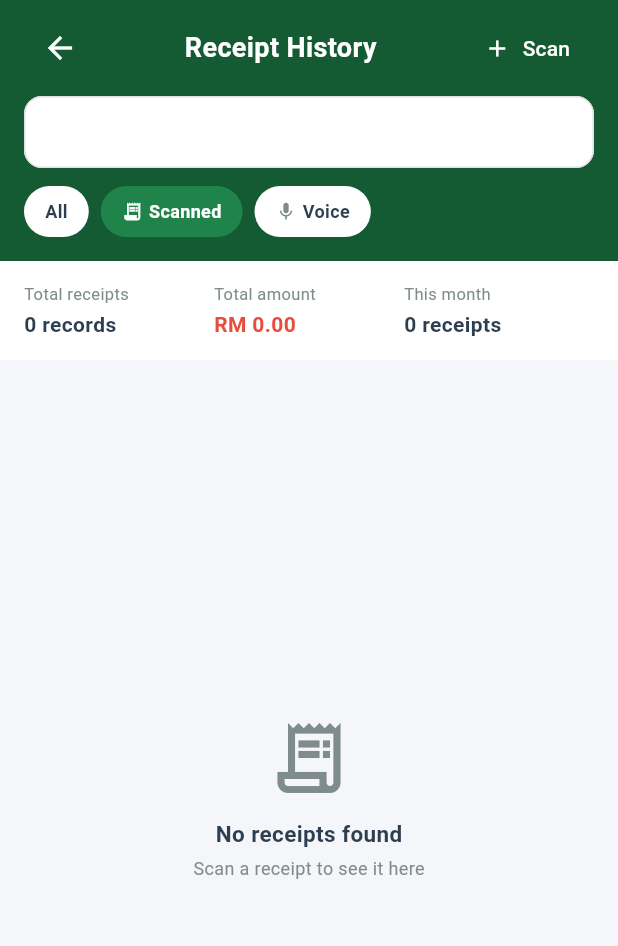
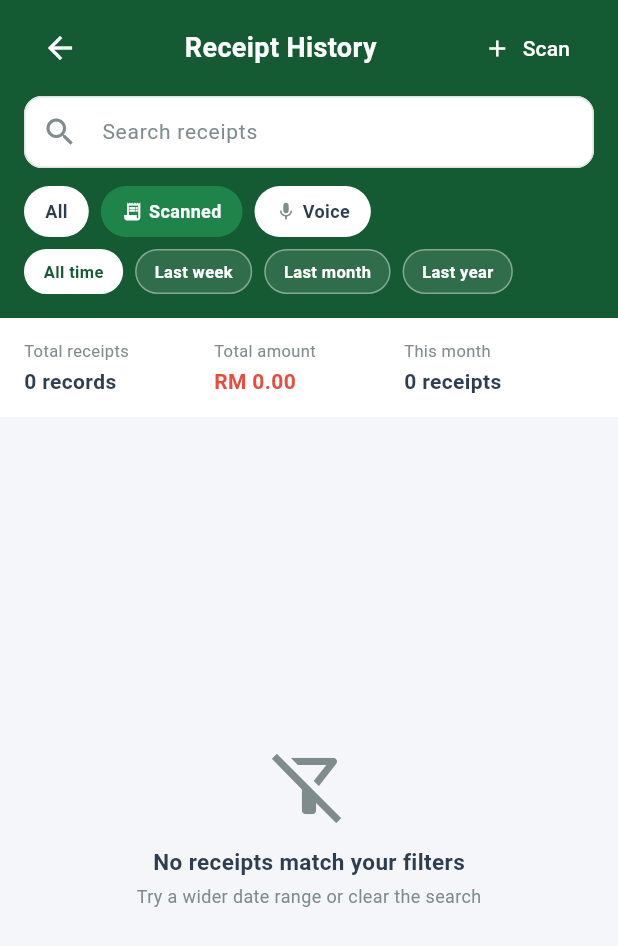
Before and after one commit to Wx926/Smartspend, a Flutter app: the ReceiptHistoryScreen screen opened directly, after a tap on "Scanned", on a phone screen of 412 x 824 dp. Shown: the top 946 px of the screen. Run offline on Flutter 3.47's test engine with Material 3 defaults, Android fonts, the phone set to English and light mode, and no system bars; our stand-ins replace file_picker, fl_chart, flutter_dotenv, flutter_local_notifications, flutter_tts, geolocator and 5 more; missing offline and left inert: flutter_background_service, pdfx, photo_manager, record; accounts and stored records are empty.

Commit message:
Fix invisible Receipt History search text; add date-range filter
- Search field: the translucent-white background rendered near-white on
  some devices, so the white input text was invisible while typing. Now a
  solid white field with dark text, plus a clear (x) button.
- New time-range chip row (All time / Last week / Last month / Last year),
  rolling windows, AND-combined with the existing source/category chip — so
  "Voice" + "Last month" works. Empty-state copy now distinguishes "no
  receipts at all" from "nothing matches your filters".

flutter analyze: no issues.

Co-Authored-By: Claude Sonnet 5 <noreply@anthropic.com>

```diff
--- a/lib/features/ocr/screens/receipt_history_screen.dart
+++ b/lib/features/ocr/screens/receipt_history_screen.dart
@@ -81,6 +81,16 @@ class _ReceiptHistoryScreenState extends State<ReceiptHistoryScreen> {
   final _searchCtrl = TextEditingController();
   String _search = '';
   String _filter = 'All';
+  String _range = 'All time';
+
+  // Rolling windows (not calendar months) so "Last month" is always exactly
+  // the last 30 days regardless of which day of the month it is.
+  static const _ranges = <String, Duration?>{
+    'All time': null,
+    'Last week': Duration(days: 7),
+    'Last month': Duration(days: 30),
+    'Last year': Duration(days: 365),
+  };
 
   @override
   void dispose() {
@@ -124,6 +134,11 @@ class _ReceiptHistoryScreenState extends State<ReceiptHistoryScreen> {
           .where((r) => categoryById[r.categoryId]?.name == _filter)
           .toList();
     }
+    final rangeWindow = _ranges[_range];
+    if (rangeWindow != null) {
+      final cutoff = DateTime.now().subtract(rangeWindow);
+      filtered = filtered.where((r) => r.date.isAfter(cutoff)).toList();
+    }
     if (_search.trim().isNotEmpty) {
       final q = _search.trim().toLowerCase();
       filtered = filtered
@@ -155,7 +170,11 @@ class _ReceiptHistoryScreenState extends State<ReceiptHistoryScreen> {
           _statsRow(receipts.length, totalAmount, thisMonthCount),
           Expanded(
             child: filtered.isEmpty
-                ? _emptyState()
+                ? _emptyState(
+                    filtersActive: _filter != 'All' ||
+                        _range != 'All time' ||
+                        _search.trim().isNotEmpty,
+                  )
                 : ListView(
                     padding: const EdgeInsets.only(bottom: 24),
                     children: [
@@ -229,24 +248,42 @@ class _ReceiptHistoryScreenState extends State<ReceiptHistoryScreen> {
                   ],
                 ),
                 const SizedBox(height: 8),
+                // Solid white field with dark text — the old translucent
+                // background rendered near-white on some devices, leaving the
+                // white input text invisible.
                 Container(
                   decoration: BoxDecoration(
-                    color: Colors.white.withValues(alpha: 0.15),
+                    color: Colors.white,
                     borderRadius: BorderRadius.circular(24),
                   ),
                   child: TextField(
                     controller: _searchCtrl,
-                    style: const TextStyle(color: Colors.white),
+                    style: const TextStyle(
+                      color: AppColors.textPrimary,
+                      fontSize: 14,
+                    ),
+                    cursorColor: AppColors.primary,
                     onChanged: (v) => setState(() => _search = v),
                     decoration: InputDecoration(
                       hintText: 'Search receipts',
-                      hintStyle: TextStyle(
-                        color: Colors.white.withValues(alpha: 0.7),
+                      hintStyle: const TextStyle(color: AppColors.textSecondary),
+                      prefixIcon: const Icon(
+                        Icons.search,
+                        color: AppColors.textSecondary,
                       ),
-                      prefixIcon: Icon(
-                        Icons.search,
-                        color: Colors.white.withValues(alpha: 0.7),
-                      ),
+                      suffixIcon: _search.isNotEmpty
+                          ? IconButton(
+                              icon: const Icon(
+                                Icons.close,
+                                size: 18,
+                                color: AppColors.textSecondary,
+                              ),
+                              onPressed: () {
+                                _searchCtrl.clear();
+                                setState(() => _search = '');
+                              },
+                            )
+                          : null,
                       border: InputBorder.none,
                       contentPadding: const EdgeInsets.symmetric(vertical: 12),
                     ),
@@ -262,6 +299,18 @@ class _ReceiptHistoryScreenState extends State<ReceiptHistoryScreen> {
                       _filterChip('Scanned', icon: Icons.receipt_long),
                       _filterChip('Voice', icon: Icons.mic),
                       for (final name in categoryFilters) _filterChip(name),
+                    ],
+                  ),
+                ),
+                const SizedBox(height: 8),
+                // Time-range filter — combines (AND) with the source/category
+                // chip above, so e.g. "Voice" + "Last month" is possible.
+                SizedBox(
+                  height: 30,
+                  child: ListView(
+                    scrollDirection: Axis.horizontal,
+                    children: [
+                      for (final label in _ranges.keys) _rangeChip(label),
                     ],
                   ),
                 ),
@@ -304,6 +353,39 @@ class _ReceiptHistoryScreenState extends State<ReceiptHistoryScreen> {
                 ),
               ),
             ],
+          ),
+        ),
+      ),
+    );
+  }
+
+  /// Smaller, outline-style chip for the time-range row so it reads as a
+  /// secondary control, distinct from the solid source/category chips above.
+  Widget _rangeChip(String label) {
+    final selected = _range == label;
+    return Padding(
+      padding: const EdgeInsets.only(right: 8),
+      child: GestureDetector(
+        onTap: () => setState(() => _range = label),
+        child: Container(
+          padding: const EdgeInsets.symmetric(horizontal: 12),
+          alignment: Alignment.center,
+          decoration: BoxDecoration(
+            color: selected
+                ? Colors.white
+                : Colors.white.withValues(alpha: 0.12),
+            borderRadius: BorderRadius.circular(16),
+            border: Border.all(
+              color: Colors.white.withValues(alpha: selected ? 1 : 0.4),
+            ),
+          ),
+          child: Text(
+            label,
+            style: TextStyle(
+              fontSize: 11,
+              fontWeight: FontWeight.w600,
+              color: selected ? AppColors.primaryDark : Colors.white,
+            ),
           ),
         ),
       ),
@@ -500,24 +582,28 @@ class _ReceiptHistoryScreenState extends State<ReceiptHistoryScreen> {
     ),
   );
 
-  Widget _emptyState() => Center(
+  Widget _emptyState({bool filtersActive = false}) => Center(
     child: Column(
       mainAxisSize: MainAxisSize.min,
       children: [
-        const Icon(
-          Icons.receipt_long_outlined,
+        Icon(
+          filtersActive
+              ? Icons.filter_alt_off_outlined
+              : Icons.receipt_long_outlined,
           size: 56,
           color: AppColors.textSecondary,
         ),
         const SizedBox(height: 12),
-        const Text(
-          'No receipts found',
-          style: TextStyle(fontWeight: FontWeight.w600, fontSize: 15),
+        Text(
+          filtersActive ? 'No receipts match your filters' : 'No receipts found',
+          style: const TextStyle(fontWeight: FontWeight.w600, fontSize: 15),
         ),
         const SizedBox(height: 4),
-        const Text(
-          'Scan a receipt to see it here',
-          style: TextStyle(fontSize: 12, color: AppColors.textSecondary),
+        Text(
+          filtersActive
+              ? 'Try a wider date range or clear the search'
+              : 'Scan a receipt to see it here',
+          style: const TextStyle(fontSize: 12, color: AppColors.textSecondary),
         ),
       ],
     ),
```
